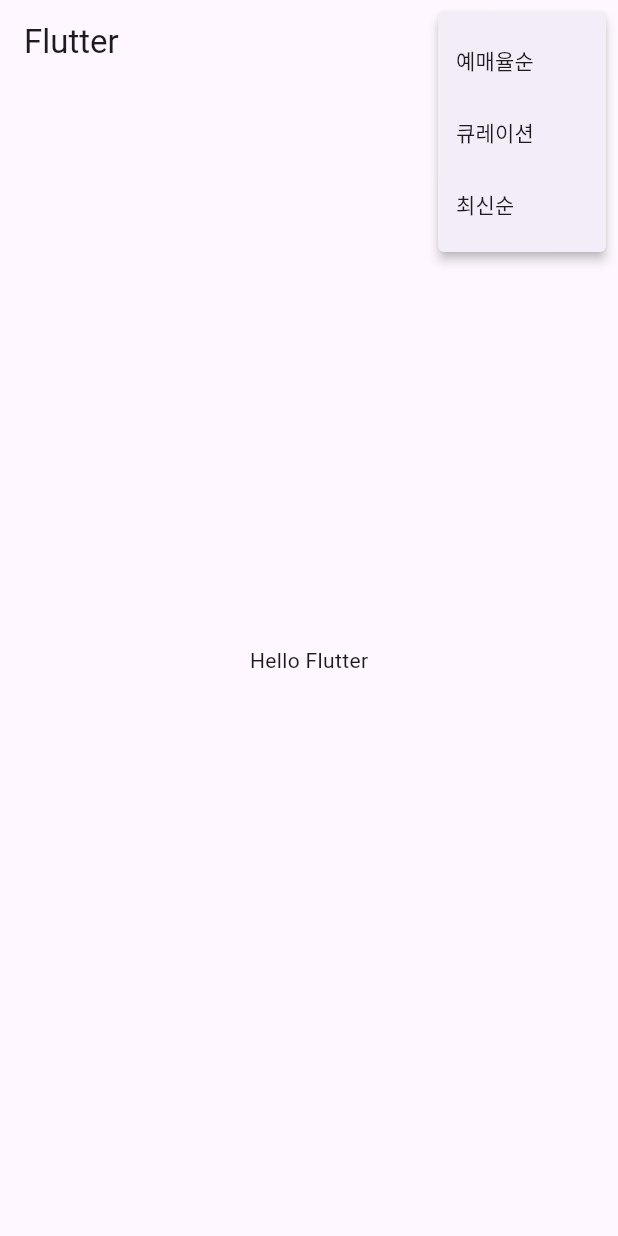
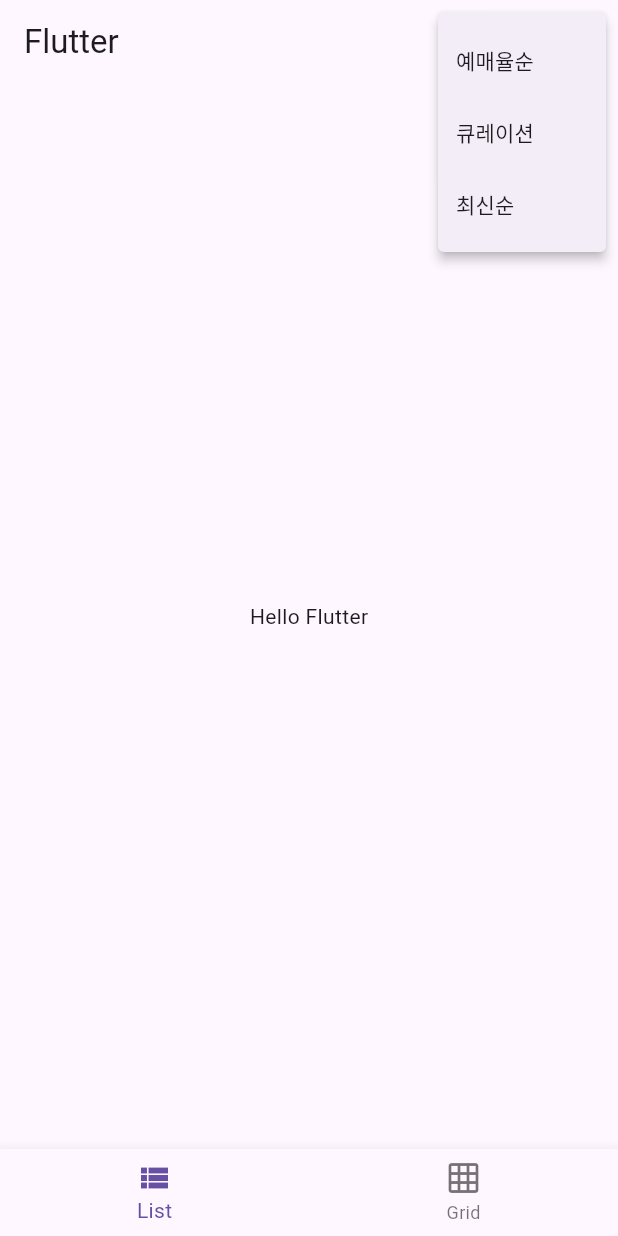
Before and after one commit to maroomir/FlutterPlayground, a Flutter app: the screen it shows after launch, after a tap on the "sort" icon, on a phone screen of 412 x 824 dp. Run offline on Flutter 3.47's test engine with Material 3 defaults, Android fonts, the phone set to English and light mode, and no system bars.

Commit message:
Add bottomNavigationBar in padak_starter - flutter run 성공 - UI 는 추가했으나 Stateful 이 아니라서 update 가 안됨.

```diff
--- a/padak_starter/lib/main_page.dart
+++ b/padak_starter/lib/main_page.dart
@@ -5,6 +5,7 @@ import "package:flutter/material.dart";
 // 1-2. 탭 화면 (Stateless -> Stateful)
 class MainPage extends StatelessWidget {
   // 1-2. 탭 화면 (_selectedTabIndex 변수 옮김)
+  int _selectedTabIndex = 0;
 
   // 1-2. 탭 화면 (탭 인덱스 설정)
 
@@ -31,7 +32,7 @@ class MainPage extends StatelessWidget {
           */
           PopupMenuButton<int>(
               icon: Icon(Icons.sort),
-              onSelected: (value) {
+              onSelected: ((value) {
                 if (value == 0) {
                   // 디버깅을 위함. 아이콘을 클릭할 시 cmd 에 글씨 출력됨.
                   print("예매율순");
@@ -40,7 +41,7 @@ class MainPage extends StatelessWidget {
                 } else {
                   print("최신순");
                 }
-              },
+              }),
               itemBuilder: (value) {
                 return [
                   PopupMenuItem(child: Text("예매율순"), value: 0),
@@ -54,6 +55,19 @@ class MainPage extends StatelessWidget {
       // body: UI 의 main contents
       body: const Center(child: Text("Hello Flutter")),
       // 1-2. 탭 화면 (bottomNavigationBar 추가)
+      // onTap: 탭을 클릭할 시 실행 (setState 를 통해 UI 활성화 변경)
+      bottomNavigationBar: BottomNavigationBar(
+        items: <BottomNavigationBarItem>[
+          BottomNavigationBarItem(icon: Icon(Icons.view_list), label: 'List'),
+          BottomNavigationBarItem(icon: Icon(Icons.grid_on), label: 'Grid'),
+        ],
+        currentIndex: _selectedTabIndex,
+        onTap: ((index) {
+          // 1-2. 탭 화면 (setState() 설정)
+          _selectedTabIndex = index;
+          print("$_selectedTabIndex Tab Clicked");
+        }),
+      ),
     );
   }
 }
```
Also changed, not shown: 1 other file.
